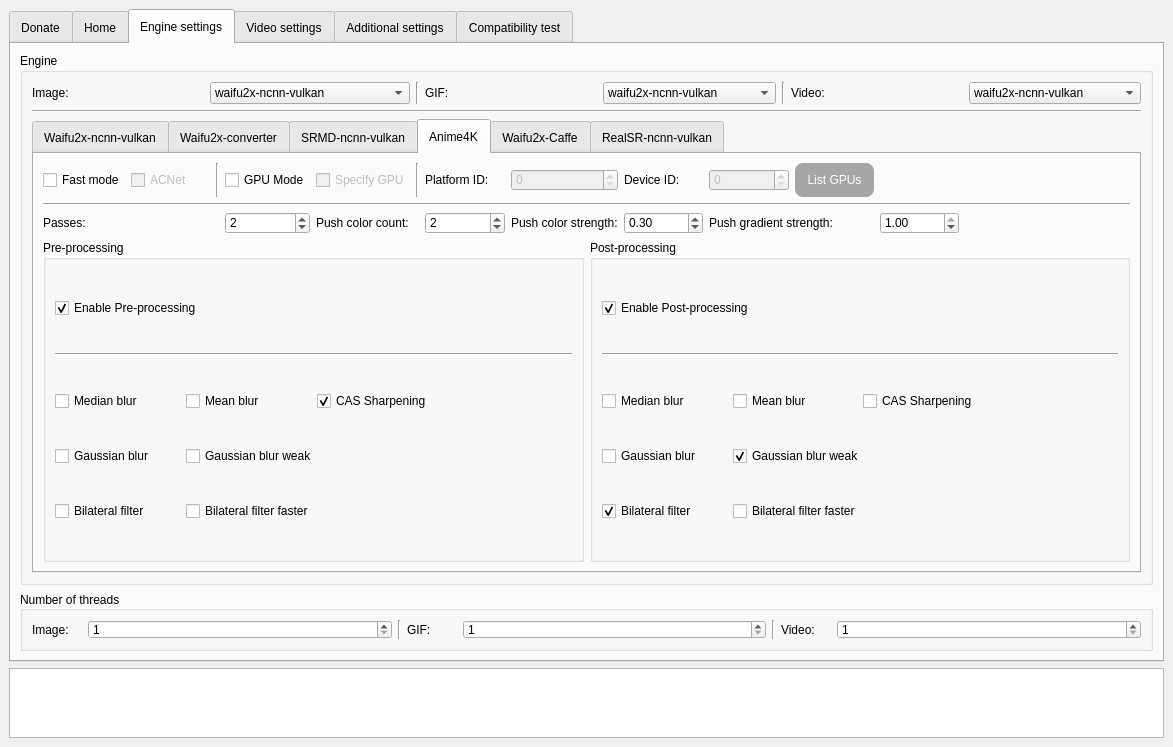
Qt form SRC/Waifu2x-Extension-QT/mainwindow.ui (AaronFeng753/Waifu2x-Extension-GUI) before a commit.
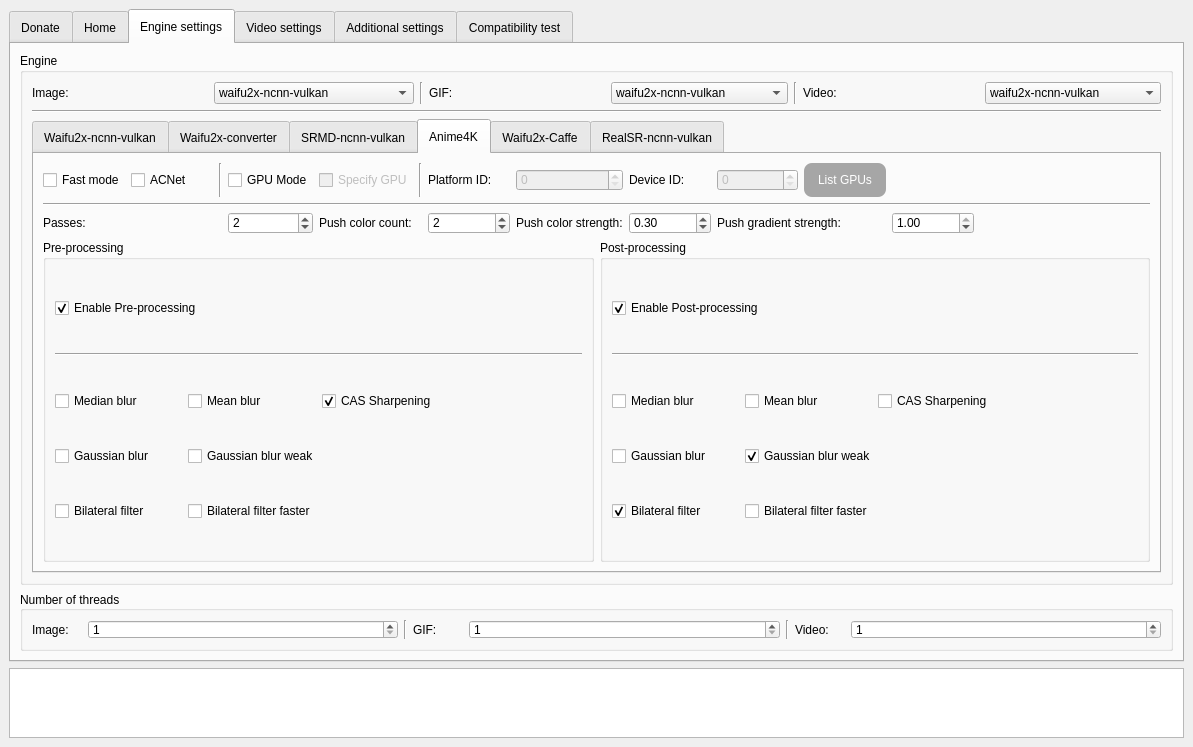
The same form after that commit. The open tabs and pages were chosen to show the change. Icons and pictures are not drawn.

```diff
--- a/SRC/Waifu2x-Extension-QT/mainwindow.ui
+++ b/SRC/Waifu2x-Extension-QT/mainwindow.ui
@@ -6,7 +6,7 @@
    <rect>
     <x>0</x>
     <y>0</y>
-    <width>1173</width>
+    <width>1193</width>
     <height>747</height>
    </rect>
   </property>
@@ -2773,7 +2773,7 @@
                <item row="1" column="1">
                 <widget class="QCheckBox" name="checkBox_ACNet_Anime4K">
                  <property name="enabled">
-                  <bool>false</bool>
+                  <bool>true</bool>
                  </property>
                  <property name="toolTip">
                   <string>Enable ACNet.
```
Left out of the diff: 8 changed lines with no effect on the pictures.
